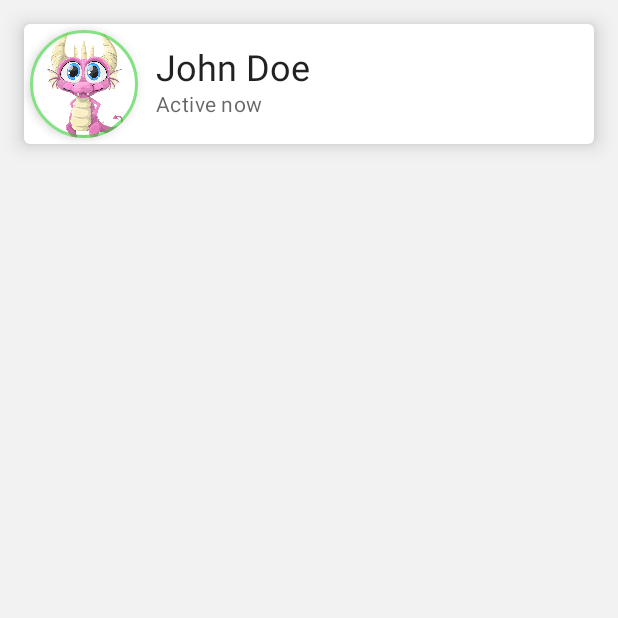
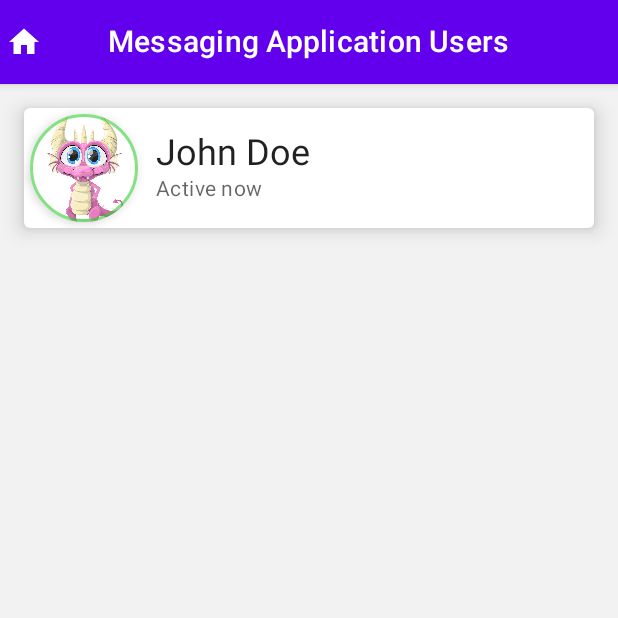
Before and after one commit to t0in4/ProfileCard1, an Android app built with Jetpack Compose: the screen it shows after launch (MainActivity), on a phone screen of 412 x 824 dp, the top half of it. Run offline under Robolectric (Android 15) with nearby library versions, the phone set to English and light mode, and no system bars.

Commit message:
1. added Scaffold() {}

```diff
--- a/app/src/main/java/com/eyehail/profilecardlayout/MainActivity.kt
+++ b/app/src/main/java/com/eyehail/profilecardlayout/MainActivity.kt
@@ -8,6 +8,8 @@ import androidx.compose.foundation.Image
 import androidx.compose.foundation.layout.*
 import androidx.compose.foundation.shape.CircleShape
 import androidx.compose.material.*
+import androidx.compose.material.icons.Icons
+import androidx.compose.material.icons.filled.Home
 import androidx.compose.runtime.Composable
 import androidx.compose.runtime.CompositionLocalProvider
 import androidx.compose.ui.Alignment
@@ -34,9 +36,10 @@ class MainActivity : ComponentActivity() {
 
 @Composable
 fun MainScreen() {
-  /*  Scaffold(topBar = AppBar()) {
-
-    }*/
+    //adding Scaffold - start
+    //Scaffold "topBar: @Composable () -> Unit = {}" need composable so wrap function in curly brackets
+    //else it will be stroke by red warning
+    Scaffold(topBar = { AppBar() }) {
         Surface(modifier = Modifier
             .fillMaxSize(),
             //color = Color.LightGray) changed color in Theme.kt
@@ -45,6 +48,18 @@ fun MainScreen() {
             ProfileCard()
         }
     }
+
+}
+
+@Composable
+fun AppBar() {
+    TopAppBar(
+        navigationIcon = { Icon(Icons.Default.Home,
+        "content description") },
+        title = { Text("Messaging Application Users") }
+    )
+}
+//adding Scaffold - end
 
 @Composable
 fun ProfileCard() {
```
Lines whose indentation alone changed are shown as unchanged.
